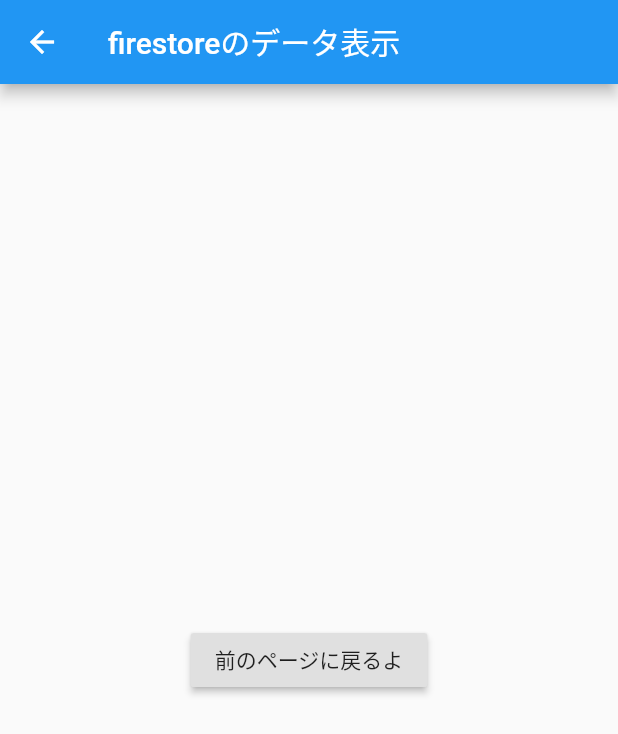
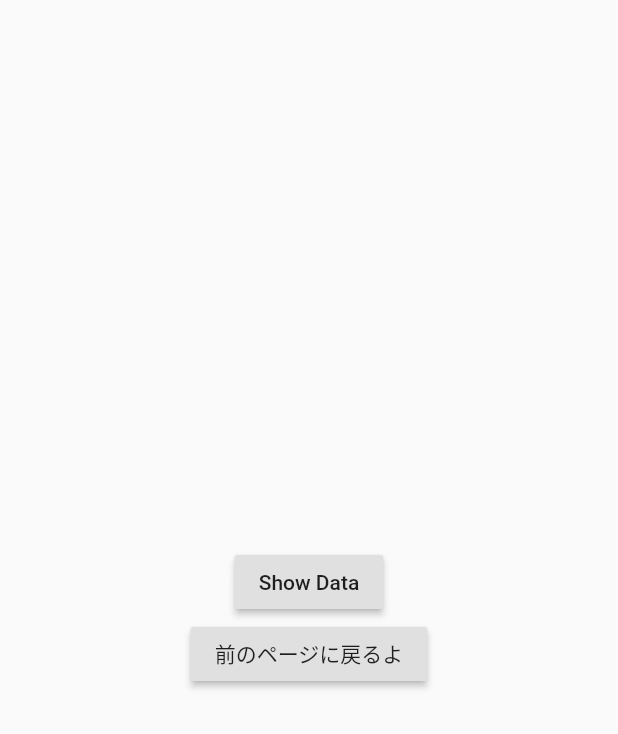
Before and after one commit to Tomoki-JNLHPV/flutter_with_firebase, a Flutter app: the ShowFirestoreData screen opened directly, on a phone screen of 412 x 824 dp. Shown: the top 734 px of the screen. Run offline on Flutter 3.47's test engine with Material 2 defaults, Android fonts, the phone set to English and light mode, and no system bars; our stand-ins replace cloud_firestore, firebase_core; accounts and stored records are empty.

Commit message:
add showfirestoredata method

```diff
--- a/lib/show_firestore_data.dart
+++ b/lib/show_firestore_data.dart
@@ -1,16 +1,40 @@
 import 'package:flutter/material.dart';
 import 'package:cloud_firestore/cloud_firestore.dart';
 
-class ShowFirestoreData extends StatelessWidget {
+class ShowFirestoreData extends StatefulWidget {
+  @override
+  _MyFirestorePageState createState() => _MyFirestorePageState();
+}
+
+class _MyFirestorePageState extends State<ShowFirestoreData> {
+  List<DocumentSnapshot> documentList = [];
+
   @override
   Widget build(BuildContext context) {
     return Scaffold(
-      appBar: AppBar(
-        title: Text(
-          'firestoreのデータ表示',
+      body: Center(
+        child: Column(
+          mainAxisSize: MainAxisSize.min,
+          children: <Widget>[
+            RaisedButton(
+              child: Text('Show Data'),
+              onPressed: () async {
+                final snapshot = await Firestore.instance
+                    .collection('user')
+                    .getDocuments();
+                setState(() {
+                  documentList = snapshot.documents;
+                });
+              },
             ),
+            Column(
+              children: documentList.map((document) {
+                return ListTile(
+                  title: Text('name:${document['name']}'),
+                );
+              }).toList(),
             ),
-      body: Center(
+            Container(
                 child: RaisedButton(
               child: Text('前のページに戻るよ'),
               onPressed: () {
@@ -18,6 +42,8 @@ class ShowFirestoreData extends StatelessWidget {
                 Navigator.pop(context);
 // -*--*--*--*--*- Navigator -*--*--*--*--*-
               },
+            ))
+          ],
         ),
       ),
     );
```
Lines whose indentation alone changed are shown as unchanged.
